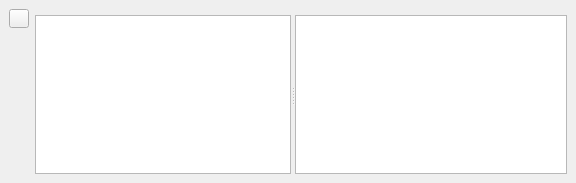
caryoscelus/rainynite-studio, file studio/docks/timearea.ui: the form before one commit.
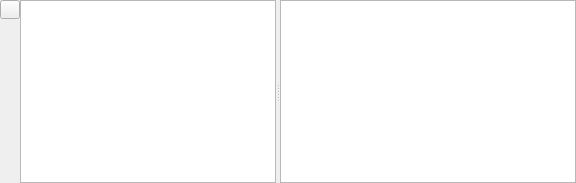
The form after the commit. Icons and pictures are not drawn. Custom widgets are drawn as their Qt base class.

Commit message: Timearea: fix spacings

```diff
--- a/studio/docks/timearea.ui
+++ b/studio/docks/timearea.ui
@@ -27,6 +27,21 @@
     </sizepolicy>
    </property>
    <layout class="QHBoxLayout" name="horizontalLayout">
+    <property name="spacing">
+     <number>0</number>
+    </property>
+    <property name="leftMargin">
+     <number>0</number>
+    </property>
+    <property name="topMargin">
+     <number>0</number>
+    </property>
+    <property name="rightMargin">
+     <number>0</number>
+    </property>
+    <property name="bottomMargin">
+     <number>0</number>
+    </property>
     <item>
      <layout class="QVBoxLayout" name="buttons">
       <property name="spacing">
@@ -65,6 +80,9 @@
     </item>
     <item>
      <layout class="QVBoxLayout" name="verticalLayout">
+      <property name="spacing">
+       <number>0</number>
+      </property>
       <item>
        <widget class="rainynite::studio::TimelineRuler" name="ruler" native="true">
         <property name="sizePolicy">
```
